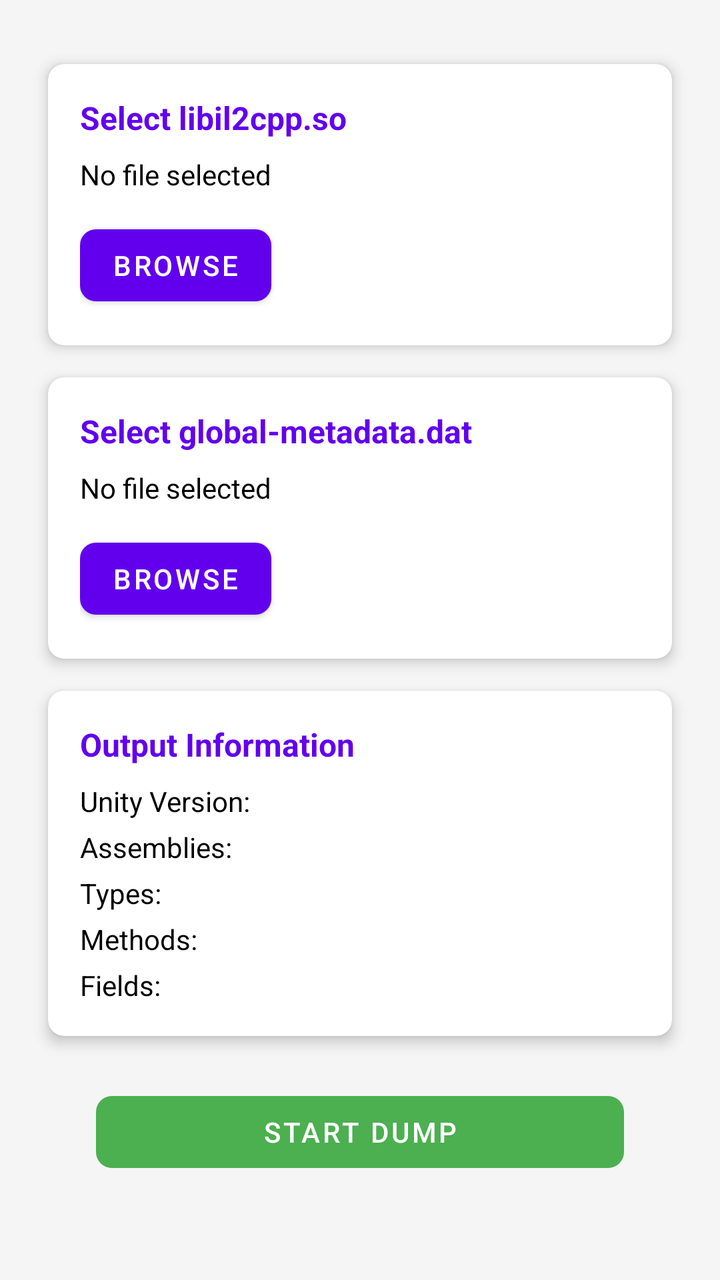
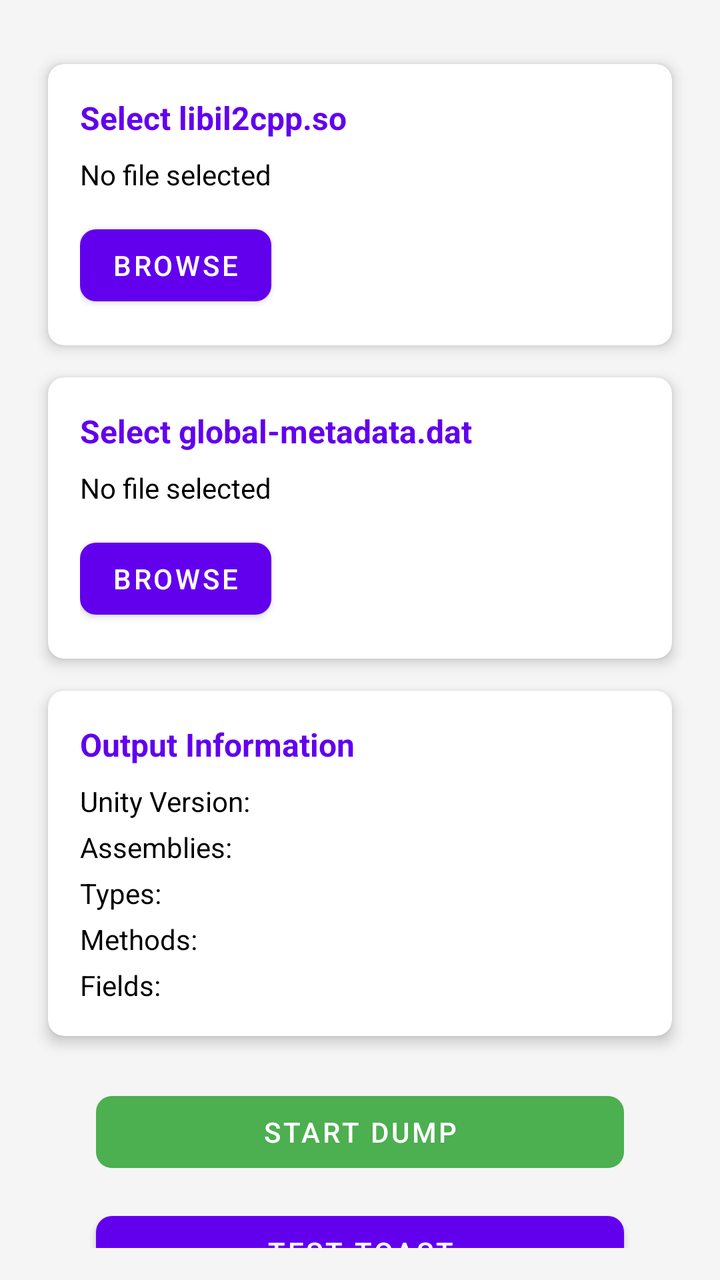

Compare the two renders of this Android layout. The source of the first and the diff that turns it into the second are given below.
<!-- AndroidManifest.xml: activity theme Theme.LibCppDumper -->
<!-- res/layout/activity_main.xml -->
<?xml version="1.0" encoding="utf-8"?>
<androidx.constraintlayout.widget.ConstraintLayout xmlns:android="http://schemas.android.com/apk/res/android"
    xmlns:app="http://schemas.android.com/apk/res-auto"
    xmlns:tools="http://schemas.android.com/tools"
    android:layout_width="match_parent"
    android:layout_height="match_parent"
    android:padding="16dp"
    android:background="@color/colorBackground"
    tools:context=".MainActivity">

    <com.google.android.material.card.MaterialCardView
        android:id="@+id/soFileCard"
        android:layout_width="0dp"
        android:layout_height="wrap_content"
        android:layout_marginTop="16dp"
        android:layout_marginHorizontal="8dp"
        app:layout_constraintTop_toTopOf="parent"
        app:layout_constraintStart_toStartOf="parent"
        app:layout_constraintEnd_toEndOf="parent"
        style="@style/Widget.LibCppDumper.CardView">

        <LinearLayout
            android:layout_width="match_parent"
            android:layout_height="wrap_content"
            android:orientation="vertical"
            android:padding="16dp">

            <TextView
                android:layout_width="wrap_content"
                android:layout_height="wrap_content"
                android:text="@string/select_so_file"
                android:textSize="16sp"
                android:textStyle="bold"
                android:textColor="@color/colorPrimary" />

            <TextView
                android:id="@+id/soFilePath"
                android:layout_width="match_parent"
                android:layout_height="wrap_content"
                android:layout_marginTop="8dp"
                android:text="No file selected"
                android:textSize="14sp"
                android:textColor="@color/colorOnSurface" />

            <com.google.android.material.button.MaterialButton
                android:id="@+id/btnSelectSoFile"
                android:layout_width="wrap_content"
                android:layout_height="wrap_content"
                android:layout_marginTop="12dp"
                android:text="Browse"
                style="@style/Widget.LibCppDumper.Button.Primary" />

        </LinearLayout>
    </com.google.android.material.card.MaterialCardView>

    <com.google.android.material.card.MaterialCardView
        android:id="@+id/metadataFileCard"
        android:layout_width="0dp"
        android:layout_height="wrap_content"
        android:layout_marginTop="16dp"
        android:layout_marginHorizontal="8dp"
        app:layout_constraintTop_toBottomOf="@id/soFileCard"
        app:layout_constraintStart_toStartOf="parent"
        app:layout_constraintEnd_toEndOf="parent"
        style="@style/Widget.LibCppDumper.CardView">

        <LinearLayout
            android:layout_width="match_parent"
            android:layout_height="wrap_content"
            android:orientation="vertical"
            android:padding="16dp">

            <TextView
                android:layout_width="wrap_content"
                android:layout_height="wrap_content"
                android:text="@string/select_metadata_file"
                android:textSize="16sp"
                android:textStyle="bold"
                android:textColor="@color/colorPrimary" />

            <TextView
                android:id="@+id/metadataFilePath"
                android:layout_width="match_parent"
                android:layout_height="wrap_content"
                android:layout_marginTop="8dp"
                android:text="No file selected"
                android:textSize="14sp"
                android:textColor="@color/colorOnSurface" />

            <com.google.android.material.button.MaterialButton
                android:id="@+id/btnSelectMetadataFile"
                android:layout_width="wrap_content"
                android:layout_height="wrap_content"
                android:layout_marginTop="12dp"
                android:text="Browse"
                style="@style/Widget.LibCppDumper.Button.Primary" />

        </LinearLayout>
    </com.google.android.material.card.MaterialCardView>

    <com.google.android.material.card.MaterialCardView
        android:id="@+id/outputCard"
        android:layout_width="0dp"
        android:layout_height="wrap_content"
        android:layout_marginTop="16dp"
        android:layout_marginHorizontal="8dp"
        app:layout_constraintTop_toBottomOf="@id/metadataFileCard"
        app:layout_constraintStart_toStartOf="parent"
        app:layout_constraintEnd_toEndOf="parent"
        style="@style/Widget.LibCppDumper.CardView">

        <LinearLayout
            android:layout_width="match_parent"
            android:layout_height="wrap_content"
            android:orientation="vertical"
            android:padding="16dp">

            <TextView
                android:layout_width="wrap_content"
                android:layout_height="wrap_content"
                android:text="Output Information"
                android:textSize="16sp"
                android:textStyle="bold"
                android:textColor="@color/colorPrimary" />

            <TextView
                android:id="@+id/tvUnityVersion"
                android:layout_width="match_parent"
                android:layout_height="wrap_content"
                android:layout_marginTop="8dp"
                android:text="@string/unity_version"
                android:textSize="14sp"
                android:textColor="@color/colorOnSurface" />

            <TextView
                android:id="@+id/tvAssemblyCount"
                android:layout_width="match_parent"
                android:layout_height="wrap_content"
                android:layout_marginTop="4dp"
                android:text="@string/assembly_count"
                android:textSize="14sp"
                android:textColor="@color/colorOnSurface" />

            <TextView
                android:id="@+id/tvTypeCount"
                android:layout_width="match_parent"
                android:layout_height="wrap_content"
                android:layout_marginTop="4dp"
                android:text="@string/type_count"
                android:textSize="14sp"
                android:textColor="@color/colorOnSurface" />

            <TextView
                android:id="@+id/tvMethodCount"
                android:layout_width="match_parent"
                android:layout_height="wrap_content"
                android:layout_marginTop="4dp"
                android:text="@string/method_count"
                android:textSize="14sp"
                android:textColor="@color/colorOnSurface" />

            <TextView
                android:id="@+id/tvFieldCount"
                android:layout_width="match_parent"
                android:layout_height="wrap_content"
                android:layout_marginTop="4dp"
                android:text="@string/field_count"
                android:textSize="14sp"
                android:textColor="@color/colorOnSurface" />

        </LinearLayout>
    </com.google.android.material.card.MaterialCardView>

    <com.google.android.material.button.MaterialButton
        android:id="@+id/btnStartDump"
        android:layout_width="0dp"
        android:layout_height="wrap_content"
        android:layout_marginTop="24dp"
        android:layout_marginHorizontal="32dp"
        android:text="@string/start_dump"
        android:enabled="false"
        app:layout_constraintTop_toBottomOf="@id/outputCard"
        app:layout_constraintStart_toStartOf="parent"
        app:layout_constraintEnd_toEndOf="parent"
        style="@style/Widget.LibCppDumper.Button.Success" />

    <com.google.android.material.progressindicator.CircularProgressIndicator
        android:id="@+id/progressBar"
        android:layout_width="48dp"
        android:layout_height="48dp"
        android:layout_marginTop="16dp"
        android:visibility="gone"
        app:indicatorColor="@color/colorPrimary"
        app:layout_constraintTop_toBottomOf="@id/btnStartDump"
        app:layout_constraintStart_toStartOf="parent"
        app:layout_constraintEnd_toEndOf="parent" />

    <TextView
        android:id="@+id/tvStatus"
        android:layout_width="wrap_content"
        android:layout_height="wrap_content"
        android:layout_marginTop="8dp"
        android:text=""
        android:textSize="14sp"
        android:textColor="@color/colorOnSurface"
        app:layout_constraintTop_toBottomOf="@id/progressBar"
        app:layout_constraintStart_toStartOf="parent"
        app:layout_constraintEnd_toEndOf="parent" />

    <TextView
        android:id="@+id/tvOutputPath"
        android:layout_width="wrap_content"
        android:layout_height="wrap_content"
        android:layout_marginTop="8dp"
        android:text="@string/output_file"
        android:textSize="14sp"
        android:textColor="@color/successGreen"
        android:visibility="gone"
        app:layout_constraintTop_toBottomOf="@id/tvStatus"
        app:layout_constraintStart_toStartOf="parent"
        app:layout_constraintEnd_toEndOf="parent" />

</androidx.constraintlayout.widget.ConstraintLayout>
<!-- resources referenced by this layout -->
<resources>
  <color name="colorBackground">#F5F5F5</color>
  <color name="colorOnSurface">#000000</color>
  <color name="colorPrimary">#6200EE</color>
  <color name="successGreen">#4CAF50</color>
  <string name="assembly_count">Assemblies: </string>
  <string name="field_count">Fields: </string>
  <string name="method_count">Methods: </string>
  <string name="output_file">Output: dump.cs</string>
  <string name="select_metadata_file">Select global-metadata.dat</string>
  <string name="select_so_file">Select libil2cpp.so</string>
  <string name="start_dump">Start Dump</string>
  <string name="type_count">Types: </string>
  <string name="unity_version">Unity Version: </string>
  <style name="Widget.LibCppDumper.Button.Primary" parent="Widget.MaterialComponents.Button">
          <item name="cornerRadius">8dp</item>
          <item name="backgroundTint">@color/colorPrimary</item>
          <item name="android:textColor">@color/colorOnPrimary</item>
      </style>
  <style name="Widget.LibCppDumper.Button.Success" parent="Widget.MaterialComponents.Button">
          <item name="cornerRadius">8dp</item>
          <item name="backgroundTint">@color/successGreen</item>
          <item name="android:textColor">@color/colorOnPrimary</item>
      </style>
  <style name="Widget.LibCppDumper.CardView" parent="Widget.MaterialComponents.CardView">
          <item name="cardCornerRadius">8dp</item>
          <item name="cardElevation">4dp</item>
          <item name="cardBackgroundColor">@color/cardBackground</item>
      </style>
  <style name="Theme.LibCppDumper" parent="Theme.MaterialComponents.DayNight.DarkActionBar">
          
          <item name="colorPrimary">@color/colorPrimary</item>
          <item name="colorPrimaryVariant">@color/colorPrimaryVariant</item>
          <item name="colorOnPrimary">@color/colorOnPrimary</item>
          
          <item name="colorSecondary">@color/colorSecondary</item>
          <item name="colorSecondaryVariant">@color/colorSecondaryVariant</item>
          <item name="colorOnSecondary">@color/colorOnSecondary</item>
          
          <item name="android:statusBarColor">?attr/colorPrimaryVariant</item>
          
          <item name="android:windowBackground">@color/colorBackground</item>
      </style>
  <color name="colorOnPrimary">#FFFFFF</color>
  <color name="cardBackground">#FFFFFF</color>
  <color name="colorPrimaryVariant">#3700B3</color>
  <color name="colorSecondary">#03DAC5</color>
  <color name="colorSecondaryVariant">#018786</color>
  <color name="colorOnSecondary">#000000</color>
</resources>

<!-- the commit's change to res/layout/activity_main.xml (unified diff, before → after) -->
@@ -184,6 +184,19 @@
         app:layout_constraintEnd_toEndOf="parent"
         style="@style/Widget.LibCppDumper.Button.Success" />
 
+    <com.google.android.material.button.MaterialButton
+        android:id="@+id/btnTestToast"
+        android:layout_width="0dp"
+        android:layout_height="wrap_content"
+        android:layout_marginTop="12dp"
+        android:layout_marginHorizontal="32dp"
+        android:text="Test Toast"
+        android:enabled="true"
+        app:layout_constraintTop_toBottomOf="@id/btnStartDump"
+        app:layout_constraintStart_toStartOf="parent"
+        app:layout_constraintEnd_toEndOf="parent"
+        style="@style/Widget.LibCppDumper.Button.Primary" />
+
     <com.google.android.material.progressindicator.CircularProgressIndicator
         android:id="@+id/progressBar"
         android:layout_width="48dp"
